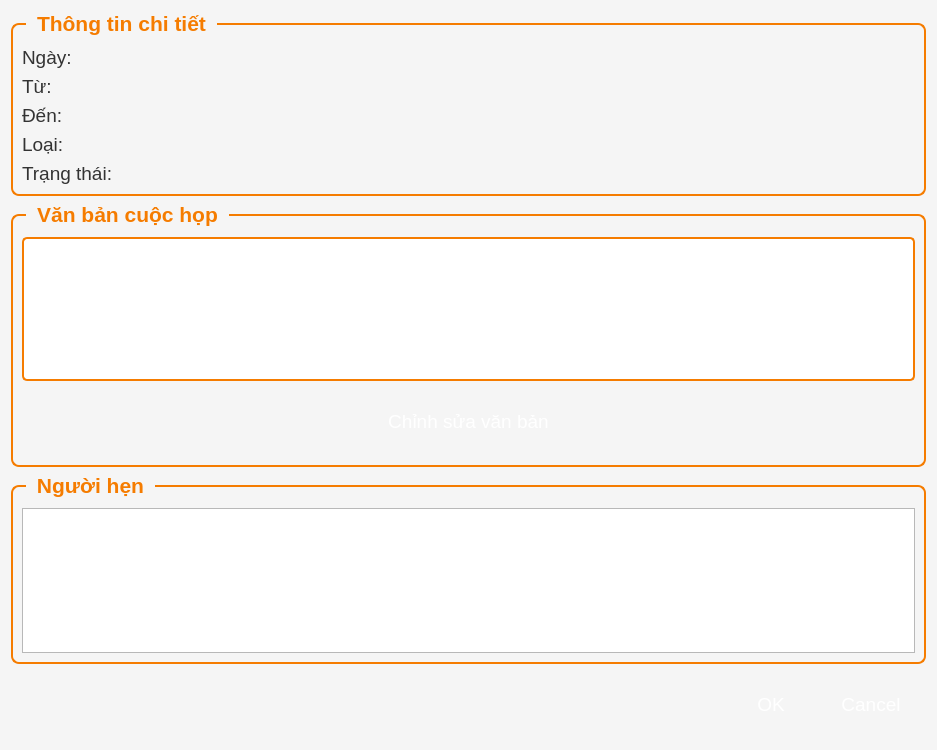
First picture: the form in src/views/teacherviews/meetinghistorydialog.ui, repository HuyenTranggg/Meeting_Scheduler_App, before the edit.
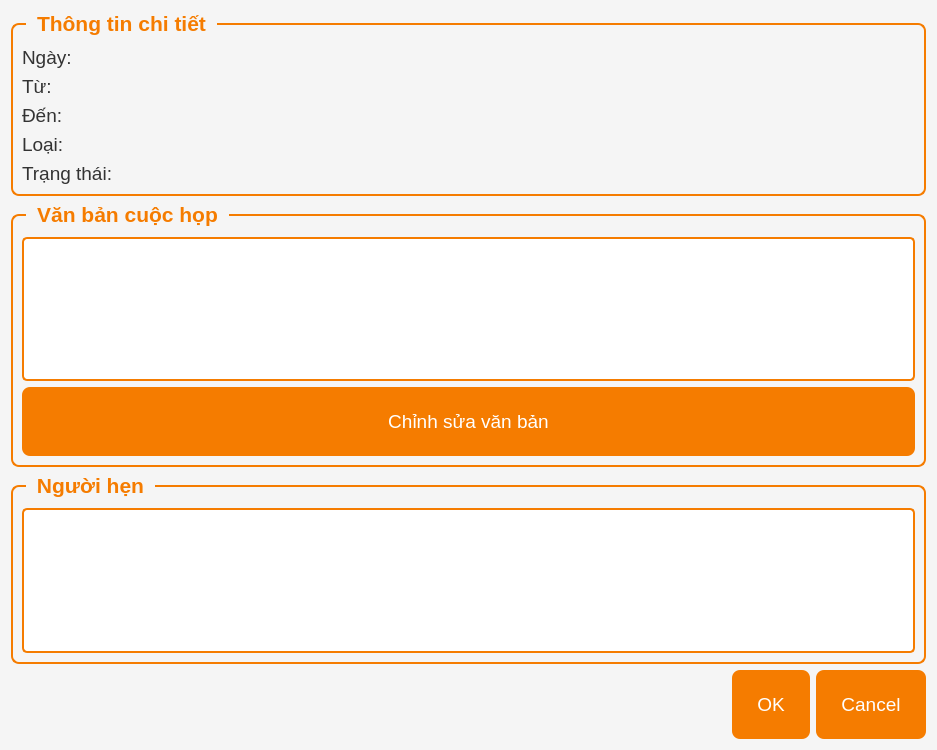
Second picture: the form after the edit.

```diff
--- a/src/views/teacherviews/meetinghistorydialog.ui
+++ b/src/views/teacherviews/meetinghistorydialog.ui
@@ -43,12 +43,22 @@
         border-radius: 5px;
         padding: 8px;
         font-size: 14pt;
+        color: #333333;
+    }
+    QListWidget {
+        background-color: white;
+        border: 2px solid #f57c00;
+        border-radius: 5px;
+        padding: 8px;
+        font-size: 14pt;
+        color: #333333;
     }
     QPushButton {
         font-size: 14pt;
         padding: 12px 25px;
         border-radius: 8px;
         min-height: 45px;
+        background-color: #f57c00;
         color: white;
         border: none;
     }
```
Left out of the diff: 6 changed lines with no effect on the pictures.
